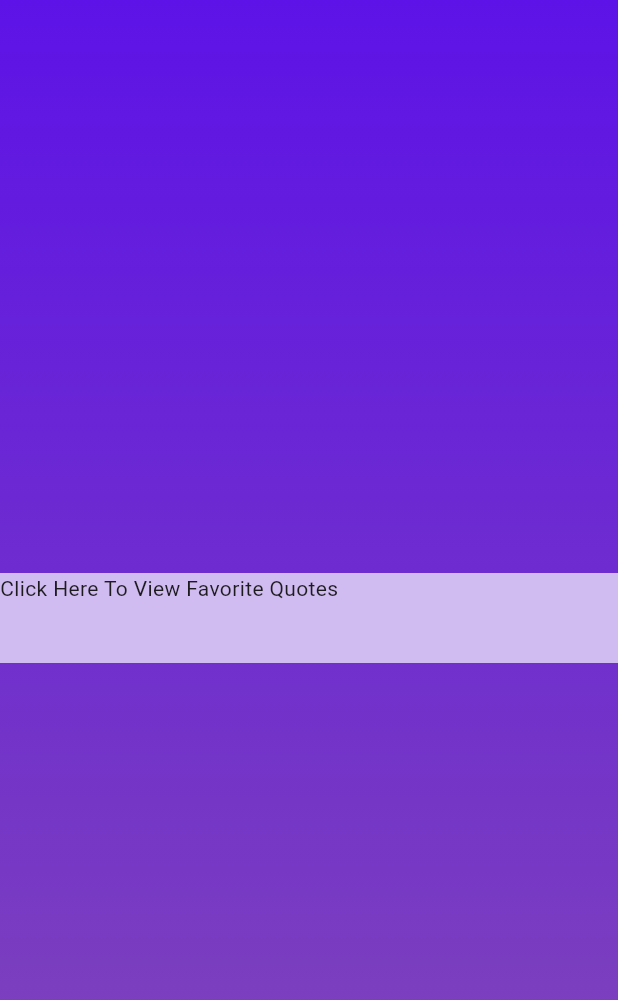
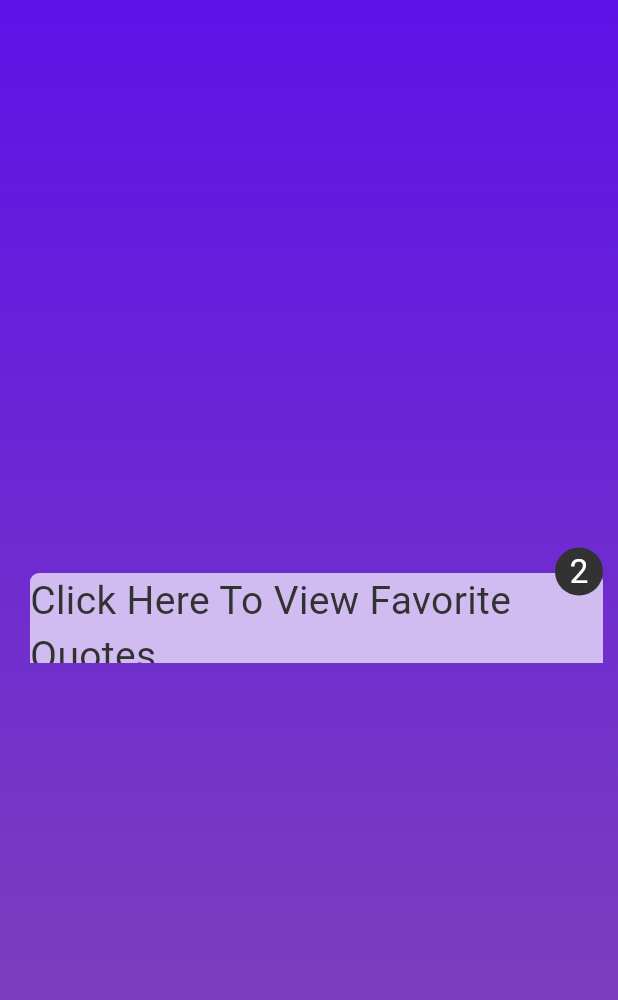
Before and after one commit to RehamIssa/quotes_generator_app, a Flutter app: the screen it shows after launch, on a phone screen of 412 x 824 dp. Shown: the top 1000 px of the screen. Run offline on Flutter 3.47's test engine with Material 3 defaults, Android fonts, the phone set to English and light mode, and no system bars; our stand-ins replace google_fonts.

Commit message:
finishing part of the home view body

```diff
--- a/lib/features/home/presentation/views/home_view.dart
+++ b/lib/features/home/presentation/views/home_view.dart
@@ -1,5 +1,6 @@
 import 'package:flutter/material.dart';
 import 'package:quotes_generator_app/features/home/presentation/views/widgets/custom_background.dart';
+import 'package:quotes_generator_app/features/home/presentation/views/widgets/home_view_body.dart';
 
 class HomeView extends StatelessWidget {
   const HomeView({super.key});
@@ -11,22 +12,3 @@ class HomeView extends StatelessWidget {
     );
   }
 }
-
-class HomeViewBody extends StatelessWidget {
-  const HomeViewBody({super.key});
-
-  @override
-  Widget build(BuildContext context) {
-    return Column(
-      mainAxisAlignment: MainAxisAlignment.center,
-      children: [
-        Container(
-          height: 60,
-          width: double.infinity,
-          color: Color(0xffD0BCF0),
-          child: Text('Click Here To View Favorite Quotes'),
-        ),
-      ],
-    );
-  }
-}
--- /dev/null
+++ b/lib/features/home/presentation/views/widgets/home_view_body.dart
@@ -0,0 +1,64 @@
+import 'package:flutter/material.dart';
+import 'package:quotes_generator_app/core/utils/color_styles.dart';
+import 'package:quotes_generator_app/core/utils/font_styels.dart';
+
+class HomeViewBody extends StatelessWidget {
+  const HomeViewBody({super.key});
+
+  @override
+  Widget build(BuildContext context) {
+    return GestureDetector(
+      onTap: () {},
+      child: Column(
+        mainAxisAlignment: MainAxisAlignment.center,
+        children: [
+          Padding(
+            padding: const EdgeInsets.only(left: 20, right: 10),
+            child: Stack(
+              alignment: AlignmentGeometry.topRight,
+              clipBehavior: Clip.none,
+              children: [
+                Container(
+                  decoration: BoxDecoration(
+                    color: ColorStyles.secondaryColor,
+                    borderRadius: BorderRadius.only(
+                      topRight: Radius.circular(6),
+                      topLeft: Radius.circular(6),
+                    ),
+                  ),
+                  height: 60,
+                  width: double.infinity,
+                  child: Center(
+                    child: const Text(
+                      'Click Here To View Favorite Quotes',
+                      style: FontStyles.fontStyle26,
+                    ),
+                  ),
+                ),
+                Positioned(
+                  bottom: 45,
+                  child: Container(
+                    height: 32,
+                    width: 32,
+                    decoration: BoxDecoration(
+                      borderRadius: BorderRadius.circular(16),
+                      color: ColorStyles.primaryFontColor,
+                    ),
+                    child: Center(
+                      child: Text(
+                        '2',
+                        style: FontStyles.fontStyle22.copyWith(
+                          color: Colors.white,
+                        ),
+                      ),
+                    ),
+                  ),
+                ),
+              ],
+            ),
+          ),
+        ],
+      ),
+    );
+  }
+}
```
